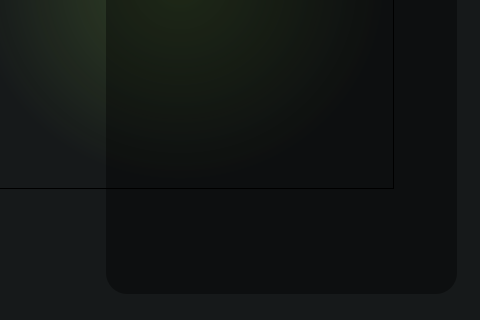
Old version of the form VEDA-1/VEDA1.ui in the repository kirikrus/VEDA-1.Global-app; both pictures show x 566 to 1046 and y 427 to 747 of the 1046 by 747 pixel window.
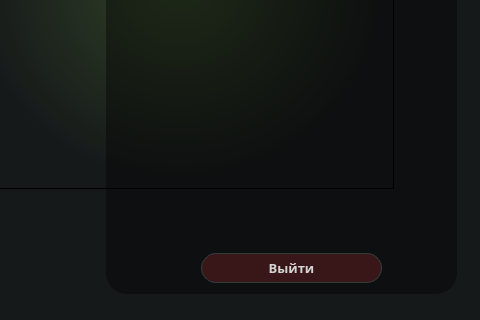
New version of the form. The open tabs and pages were chosen to show the change. Icons and pictures are not drawn.

What changed in the file:
```diff
--- a/VEDA-1/VEDA1.ui
+++ b/VEDA-1/VEDA1.ui
@@ -4771,6 +4771,37 @@
           <string>Уведомления</string>
          </property>
         </widget>
+        <widget class="QPushButton" name="exitUser">
+         <property name="geometry">
+          <rect>
+           <x>95</x>
+           <y>580</y>
+           <width>181</width>
+           <height>30</height>
+          </rect>
+         </property>
+         <property name="font">
+          <font>
+           <family>Inter V</family>
+           <pointsize>10</pointsize>
+           <bold>true</bold>
+          </font>
+         </property>
+         <property name="styleSheet">
+          <string notr="true">QPushButton{
+	background-color: rgba(242, 54, 54, 50);
+	border: 1px solid rgb(54, 59, 62);
+border-radius: 15px;
+color: rgb(212, 212, 212);
+}
+QPushButton:hover{
+	background-color: rgba(242, 54, 54, 150);
+}</string>
+         </property>
+         <property name="text">
+          <string>Выйти</string>
+         </property>
+        </widget>
        </widget>
        <zorder>frame_15</zorder>
        <zorder>dataGraphPanel_2</zorder>
```
Left out of the diff: 17 changed lines with no effect on the pictures.
